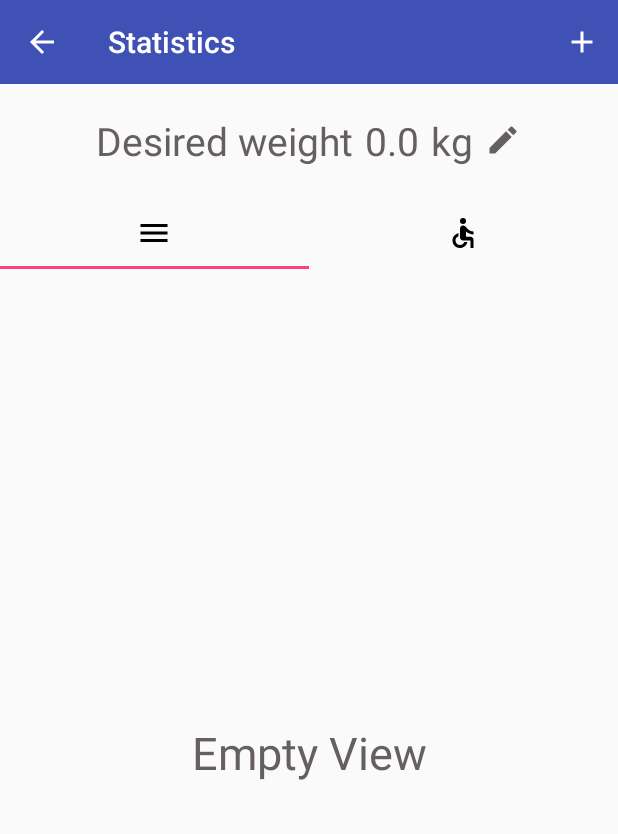
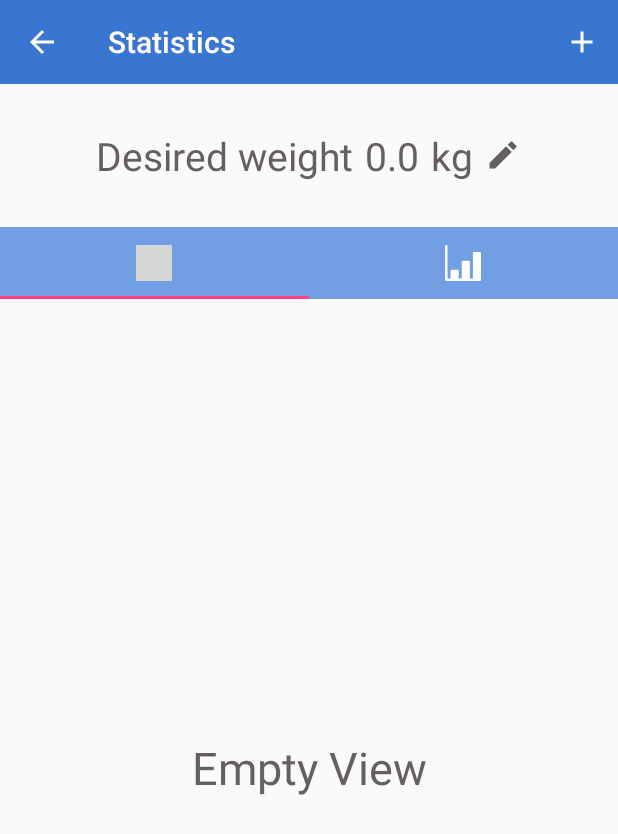
Before and after one commit to tert007/WeightTracker, an Android app: the screen it shows after launch (StatisticsActivity), after a tap on "Statistics", on a phone screen of 412 x 824 dp. Shown: the top 834 px of the screen. Run offline under Robolectric (Android 15) with nearby library versions, the phone set to English and light mode, and no system bars; libraries missing offline, so code that uses them is left out: io.realm; 10 statements that could not run were skipped; grey boxes are pictures that could not be loaded.

Commit message:
design version 1.0

```diff
--- a/app/src/main/java/com/greenkey/weighttracker/app/CircularProgressBar.java
+++ b/app/src/main/java/com/greenkey/weighttracker/app/CircularProgressBar.java
@@ -103,7 +103,7 @@ public class CircularProgressBar extends View {
 
         // Center text
         int xPos = (canvas.getWidth() / 2) - mStrokeWidth/2;
-        int yPos = (int) ((canvas.getHeight() / 2) - ((mPaint.descent() + mPaint.ascent()) / 2)) - 20;
+        int yPos = (int) ((canvas.getHeight() / 2) - ((mPaint.descent() + mPaint.ascent()) / 2)) - 30;
 
         canvas.drawText(mainText, xPos, yPos, mPaint);
     }
@@ -116,7 +116,7 @@ public class CircularProgressBar extends View {
 
         // Center text
         int xPos = (canvas.getWidth() / 2) - mStrokeWidth/2;
-        int yPos = (int) ((canvas.getHeight() / 2) - ((mPaint.descent() + mPaint.ascent()) / 2)) + 20;
+        int yPos = (int) ((canvas.getHeight() / 2) - ((mPaint.descent() + mPaint.ascent()) / 2)) + 30;
 
         canvas.drawText(additionalText, xPos, yPos, mPaint);
     }
--- a/app/src/main/java/com/greenkey/weighttracker/main/MainActivity.java
+++ b/app/src/main/java/com/greenkey/weighttracker/main/MainActivity.java
@@ -4,6 +4,7 @@ import android.content.DialogInterface;
 import android.content.Intent;
 import android.graphics.Color;
 import android.os.Bundle;
+import android.support.design.widget.FloatingActionButton;
 import android.support.v4.content.ContextCompat;
 import android.support.v7.app.AlertDialog;
 import android.support.v7.app.AppCompatActivity;
--- a/app/src/main/java/com/greenkey/weighttracker/statistics/StatisticsActivity.java
+++ b/app/src/main/java/com/greenkey/weighttracker/statistics/StatisticsActivity.java
@@ -37,8 +37,8 @@ public class StatisticsActivity extends AppCompatActivity implements SettingsMan
     private String[] units;
 
     private final static int[] tabIcons = {
-            R.drawable.test_1,
-            R.drawable.test_2
+            R.drawable.ic_signs,
+            R.drawable.ic_bars_chart
     };
 
     private TextView goalWeightTextView;
--- /dev/null
+++ b/app/src/main/res/drawable/ic_bars_chart.xml
@@ -0,0 +1,4 @@
+<vector android:height="24dp" android:viewportHeight="512.0"
+    android:viewportWidth="512.0" android:width="24dp" xmlns:android="http://schemas.android.com/apk/res/android">
+    <path android:fillColor="#FFFFFF" android:pathData="M494.1,100h-79.8c-9.9,0 -17.9,8 -17.9,17.9v358.4h-42.9V242.9c0,-9.9 -8,-17.9 -17.9,-17.9H256c-9.9,0 -17.9,8 -17.9,17.9v233.4h-44.1V369.1c0,-9.9 -8,-17.9 -17.9,-17.9H96.4c-9.9,0 -17.9,8 -17.9,17.9v107.2H35.7V17.9C35.7,8 27.7,0 17.9,0C8,0 0,8 0,17.9V494.1C0,504 8,512 17.9,512c20.3,0 456.1,0 476.3,0c9.9,0 17.9,-8 17.9,-17.9v-376.3C512,108 504,100 494.1,100z"/>
+</vector>
--- /dev/null
+++ b/app/src/main/res/drawable/ic_icon.xml
@@ -0,0 +1,5 @@
+<vector android:height="24dp" android:viewportHeight="26.0"
+    android:viewportWidth="26.0" android:width="24dp" xmlns:android="http://schemas.android.com/apk/res/android">
+    <path android:fillColor="#FFFFFF" android:pathData="M21.125,0H4.875C2.182,0 0,2.182 0,4.875v16.25C0,23.818 2.182,26 4.875,26h16.25C23.818,26 26,23.818 26,21.125V4.875C26,2.182 23.818,0 21.125,0zM18,12H8L4,7c0,0 3,-4 9,-4s9,4 9,4L18,12z"/>
+    <path android:fillColor="#FFFFFF" android:pathData="M15.613,11l1.369,-5.99l-3.962,5.99z"/>
+</vector>
--- a/app/src/main/res/drawable/test_1.xml
+++ /dev/null
@@ -1,9 +0,0 @@
-<vector xmlns:android="http://schemas.android.com/apk/res/android"
-        android:width="24dp"
-        android:height="24dp"
-        android:viewportWidth="24.0"
-        android:viewportHeight="24.0">
-    <path
-        android:fillColor="#FF000000"
-        android:pathData="M3,18h18v-2L3,16v2zM3,13h18v-2L3,11v2zM3,6v2h18L21,6L3,6z"/>
-</vector>
--- a/app/src/main/res/drawable/test_2.xml
+++ /dev/null
@@ -1,12 +0,0 @@
-<vector xmlns:android="http://schemas.android.com/apk/res/android"
-        android:width="24dp"
-        android:height="24dp"
-        android:viewportWidth="24.0"
-        android:viewportHeight="24.0">
-    <path
-        android:fillColor="#FF000000"
-        android:pathData="M12,4m-2,0a2,2 0,1 1,4 0a2,2 0,1 1,-4 0"/>
-    <path
-        android:fillColor="#FF000000"
-        android:pathData="M19,13v-2c-1.54,0.02 -3.09,-0.75 -4.07,-1.83l-1.29,-1.43c-0.17,-0.19 -0.38,-0.34 -0.61,-0.45 -0.01,0 -0.01,-0.01 -0.02,-0.01L13,7.28c-0.35,-0.2 -0.75,-0.3 -1.19,-0.26C10.76,7.11 10,8.04 10,9.09L10,15c0,1.1 0.9,2 2,2h5v5h2v-5.5c0,-1.1 -0.9,-2 -2,-2h-3v-3.45c1.29,1.07 3.25,1.94 5,1.95zM12.83,18c-0.41,1.16 -1.52,2 -2.83,2 -1.66,0 -3,-1.34 -3,-3 0,-1.31 0.84,-2.41 2,-2.83L9,12.1c-2.28,0.46 -4,2.48 -4,4.9 0,2.76 2.24,5 5,5 2.42,0 4.44,-1.72 4.9,-4h-2.07z"/>
-</vector>
--- a/app/src/main/res/layout/main_activity.xml
+++ b/app/src/main/res/layout/main_activity.xml
@@ -1,5 +1,6 @@
 <?xml version="1.0" encoding="utf-8"?>
 <LinearLayout xmlns:android="http://schemas.android.com/apk/res/android"
+    xmlns:app="http://schemas.android.com/apk/res-auto"
     xmlns:tools="http://schemas.android.com/tools"
 
     android:orientation="vertical"
@@ -35,6 +36,7 @@
         android:layout_width="match_parent"
         android:layout_height="0dp"/>
 
+
     <Button
         android:id="@+id/main_update_current_weight_button"
         android:text="Изменить"
--- a/app/src/main/res/layout/statistics_activity.xml
+++ b/app/src/main/res/layout/statistics_activity.xml
@@ -23,8 +23,8 @@
         <LinearLayout
             android:gravity="center_horizontal"
 
-            android:paddingTop="20dp"
-            android:paddingBottom="20dp"
+            android:paddingTop="30dp"
+            android:paddingBottom="30dp"
 
             android:layout_gravity="center_horizontal"
             android:layout_width="wrap_content"
@@ -76,6 +76,7 @@
 
                 android:layout_width="wrap_content"
                 android:layout_height="wrap_content" />
+
         </LinearLayout>
 
     </LinearLayout>
@@ -85,11 +86,13 @@
         android:layout_width="match_parent"
         android:layout_height="wrap_content"
         app:tabMode="fixed"
-        app:tabGravity="fill"/>
+        app:tabGravity="fill"
+        android:background="@color/colorPrimaryLight"/>
 
     <android.support.v4.view.ViewPager
         android:id="@+id/statistics_view_pager"
         android:layout_width="match_parent"
-        android:layout_height="match_parent" />
+        android:layout_height="match_parent"
+        />
 
 </LinearLayout>
--- a/app/src/main/res/layout/statistics_list_view_fragment.xml
+++ b/app/src/main/res/layout/statistics_list_view_fragment.xml
@@ -8,7 +8,7 @@
 
     <ListView
         android:id="@+id/statistics_list_view"
-
+        android:layout_weight="1"
         android:layout_width="match_parent"
         android:layout_height="match_parent">
     </ListView>
@@ -26,4 +26,10 @@
 
         android:layout_width="match_parent"
         android:layout_height="match_parent"/>
+
+    <View
+        android:layout_width="match_parent"
+        android:layout_height="match_parent"
+        android:layout_weight="12"
+        android:background="@color/colorPrimaryLight"/>
 </LinearLayout>
--- a/app/src/main/res/layout/statistics_list_view_item.xml
+++ b/app/src/main/res/layout/statistics_list_view_item.xml
@@ -8,8 +8,8 @@
     android:paddingStart="16dp"
     android:paddingEnd="16dp"
 
-    android:paddingTop="4dp"
-    android:paddingBottom="4dp"
+    android:paddingTop="5dp"
+    android:paddingBottom="5dp"
 
     android:orientation="horizontal"
     android:layout_width="match_parent"
@@ -20,7 +20,7 @@
         tools:text="60"
         android:textSize="24sp"
         android:textColor="@color/grey"
-
+        android:layout_gravity="center_vertical"
         android:layout_width="wrap_content"
         android:layout_height="wrap_content" />
 
--- a/app/src/main/res/values/colors.xml
+++ b/app/src/main/res/values/colors.xml
@@ -1,8 +1,9 @@
 <?xml version="1.0" encoding="utf-8"?>
 <resources>
-    <color name="colorPrimary">#3F51B5</color>
-    <color name="colorPrimaryDark">#303F9F</color>
+    <color name="colorPrimary">#3976d2</color>
+    <color name="colorPrimaryDark">#0a49a6</color>
     <color name="colorAccent">#FF4081</color>
+    <color name="colorPrimaryLight">#729fe3</color>
 
     <color name="black">#000000</color>
 
```
